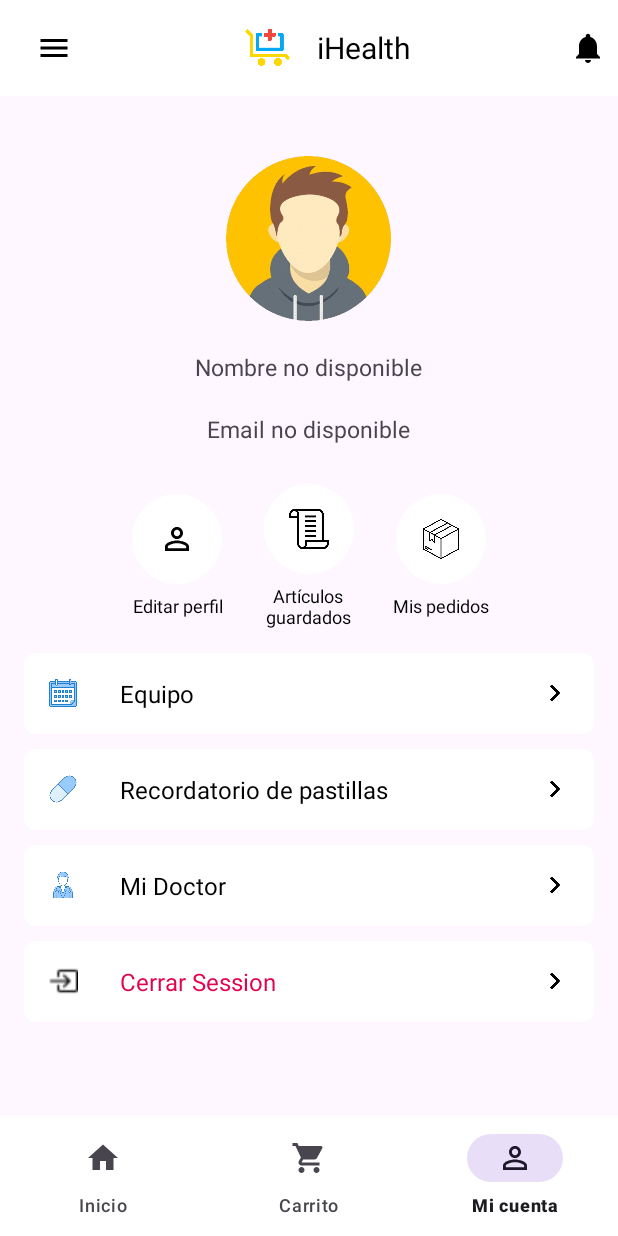
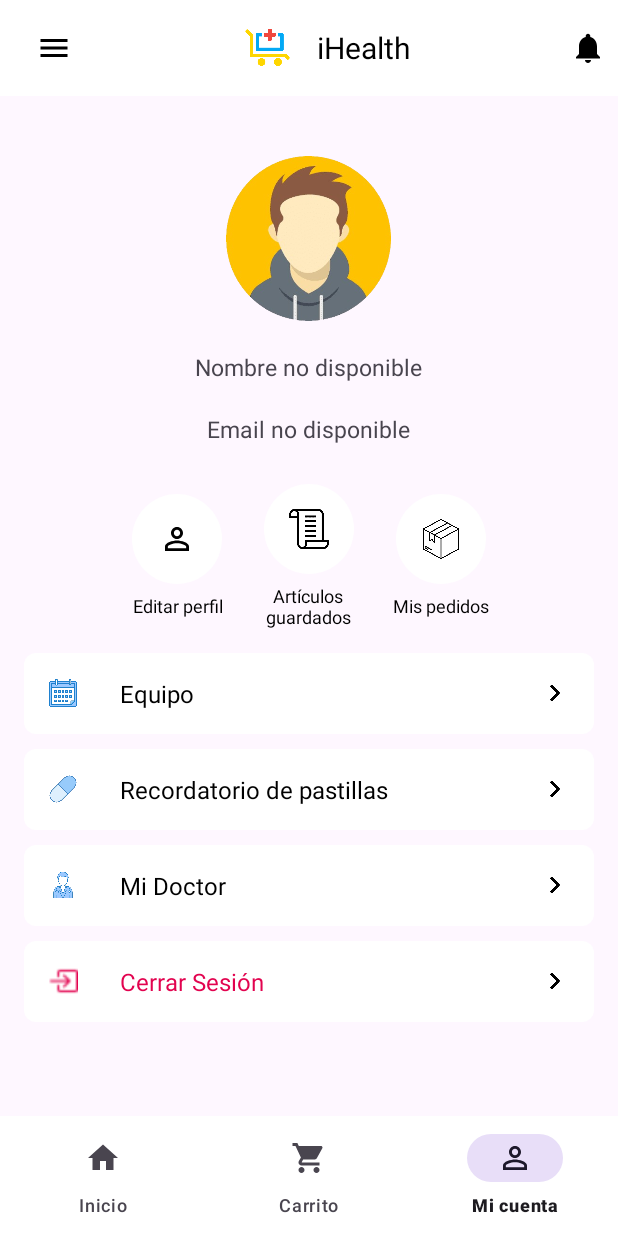
Before and after one commit to michael24561/BoticaPharmavida, an Android app: the PerfilActivity screen opened directly, with no data from a screen before it, item 3 of the bottom bar chosen, on a phone screen of 412 x 824 dp. Run offline under Robolectric (Android 15) with nearby library versions, the phone set to English and light mode, and no system bars.

Commit message:
cerrar sesion

```diff
--- a/app/src/main/java/com/tecsup/boticaphar/PerfilActivity.kt
+++ b/app/src/main/java/com/tecsup/boticaphar/PerfilActivity.kt
@@ -1,12 +1,11 @@
 package com.tecsup.boticaphar
 
-import android.annotation.SuppressLint
 import android.content.Context
 import android.content.Intent
 import android.os.Bundle
 import android.view.View
-import android.widget.Button
 import android.widget.ImageView
+import android.widget.LinearLayout
 import android.widget.TextView
 import androidx.appcompat.app.AppCompatActivity
 import com.google.android.material.bottomnavigation.BottomNavigationView
@@ -22,11 +21,11 @@ class PerfilActivity : AppCompatActivity() {
         nameTextView = findViewById(R.id.username)
         emailTextView = findViewById(R.id.et_email)
 
-
         // Cargar datos de SharedPreferences
         val sharedPreferences = getSharedPreferences("userPrefs", Context.MODE_PRIVATE)
         val username = sharedPreferences.getString("username", null)
         val email = sharedPreferences.getString("email", null)
+
         val editarPerfil = findViewById<ImageView>(R.id.ic_profile)
         val misPedidos = findViewById<ImageView>(R.id.pedidos)
 
@@ -44,42 +43,50 @@ class PerfilActivity : AppCompatActivity() {
         nameTextView.text = username ?: "Nombre no disponible"
         emailTextView.text = email ?: "Email no disponible"
 
-        // Configurar BottomNavigationView si es necesario...
-
-        // Obtén la referencia al BottomNavigationView
+        // Configurar BottomNavigationView si es necesario
         val bottomNavigationView = findViewById<BottomNavigationView>(R.id.bottom_navigation)
-
-        // Establece el listener para los ítems seleccionados
         bottomNavigationView.setOnNavigationItemSelectedListener { item ->
             when (item.itemId) {
                 R.id.nav_home -> {
-                    // Navegar a la actividad Home
                     val intent = Intent(this, HomeActivity::class.java)
                     startActivity(intent)
                     true
                 }
-
                 R.id.nav_cart -> {
-                    // Navegar a la actividad de carrito
                     val intent = Intent(this, CarritoActivity::class.java)
                     startActivity(intent)
                     true
                 }
-
-                R.id.nav_profile -> {
-                    // Mantente en la actividad actual (Perfil)
-                    true
-                }
-
+                R.id.nav_profile -> true
                 else -> false
             }
+        }
 
-        }
         // Manejo de iconos de menú y notificaciones
         findViewById<View>(R.id.menu_icon).setOnClickListener {
-            // Redirigir a la actividad activity_perfil_completo_drawer
             val intent = Intent(this, MenuLateralActivity::class.java)
             startActivity(intent)
         }
+
+        // Manejo del botón de cerrar sesión
+        val btnCerrarSesion = findViewById<LinearLayout>(R.id.btn_cerrar_sesion)
+        btnCerrarSesion.setOnClickListener {
+            cerrarSesion()
+        }
+    }
+
+    // Función para cerrar sesión
+    private fun cerrarSesion() {
+        // Eliminar los datos del usuario de SharedPreferences
+        val sharedPreferences = getSharedPreferences("userPrefs", Context.MODE_PRIVATE)
+        val editor = sharedPreferences.edit()
+        editor.clear() // Borra todos los datos almacenados
+        editor.apply()
+
+        // Redirigir a la pantalla de inicio de sesión
+        val intent = Intent(this, LoginActivity::class.java)
+        intent.flags = Intent.FLAG_ACTIVITY_NEW_TASK or Intent.FLAG_ACTIVITY_CLEAR_TASK
+        startActivity(intent)
+        finish() // Cerrar la actividad actual para evitar que el usuario regrese
     }
 }
--- a/app/src/main/res/drawable/button_background.xml
+++ b/app/src/main/res/drawable/button_background.xml
@@ -7,4 +7,5 @@
         android:left="8dp"
         android:right="8dp"
         android:top="8dp" />
+
 </shape>
--- /dev/null
+++ b/app/src/main/res/drawable/button_background1.xml
@@ -0,0 +1,18 @@
+<!-- res/drawable/button_background.xml -->
+<selector xmlns:android="http://schemas.android.com/apk/res/android">
+    <!-- Estado cuando se presiona el botón -->
+    <item android:state_pressed="true">
+        <shape android:shape="rectangle">
+            <solid android:color="@color/light_red" /> <!-- Color para el estado presionado -->
+            <corners android:radius="8dp" /> <!-- Esquinas redondeadas -->
+        </shape>
+    </item>
+
+    <!-- Estado normal del botón -->
+    <item>
+        <shape android:shape="rectangle">
+            <solid android:color="@color/white" /> <!-- Color para el estado normal -->
+            <corners android:radius="8dp" />
+        </shape>
+    </item>
+</selector>
--- a/app/src/main/res/layout/activity_perfil.xml
+++ b/app/src/main/res/layout/activity_perfil.xml
@@ -319,13 +319,14 @@ android:layout_height="match_parent">
         </LinearLayout>
 
         <LinearLayout
+            android:id="@+id/btn_cerrar_sesion"
             android:layout_width="match_parent"
             android:layout_height="wrap_content"
             android:orientation="horizontal"
             android:padding="16dp"
             android:layout_marginBottom="10dp"
             android:gravity="center_vertical"
-            android:background="@drawable/button_background"
+            android:background="@drawable/button_background1"
             android:clickable="true"
             android:focusable="true">
 
@@ -335,12 +336,12 @@ android:layout_height="match_parent">
                 android:layout_height="20dp"
                 android:src="@drawable/cerrarsesion"
                 android:layout_marginEnd="8dp"
-                />
+                android:tint="@color/red"/>
 
             <TextView
                 android:layout_width="wrap_content"
                 android:layout_height="wrap_content"
-                android:text="Cerrar Session"
+                android:text="Cerrar Sesión"
                 android:textColor="@color/red"
                 android:textSize="16sp"
                 android:layout_weight="1"
@@ -352,7 +353,8 @@ android:layout_height="match_parent">
                 android:layout_height="20dp"
                 android:src="@drawable/arrowright"
                 />
-        </LinearLayout>
+
+    </LinearLayout>
     </LinearLayout>
 
 </LinearLayout>
--- a/app/src/main/res/values/colors.xml
+++ b/app/src/main/res/values/colors.xml
@@ -5,4 +5,5 @@
     <color name="skyblue">#1377FE</color>
     <color name="lead">#727273</color>
     <color name="red">#E2034F</color>
+    <color name="light_red">#FFAEAE</color>
 </resources>
```
Also changed, not shown: gradle/wrapper/gradle-wrapper.properties.
